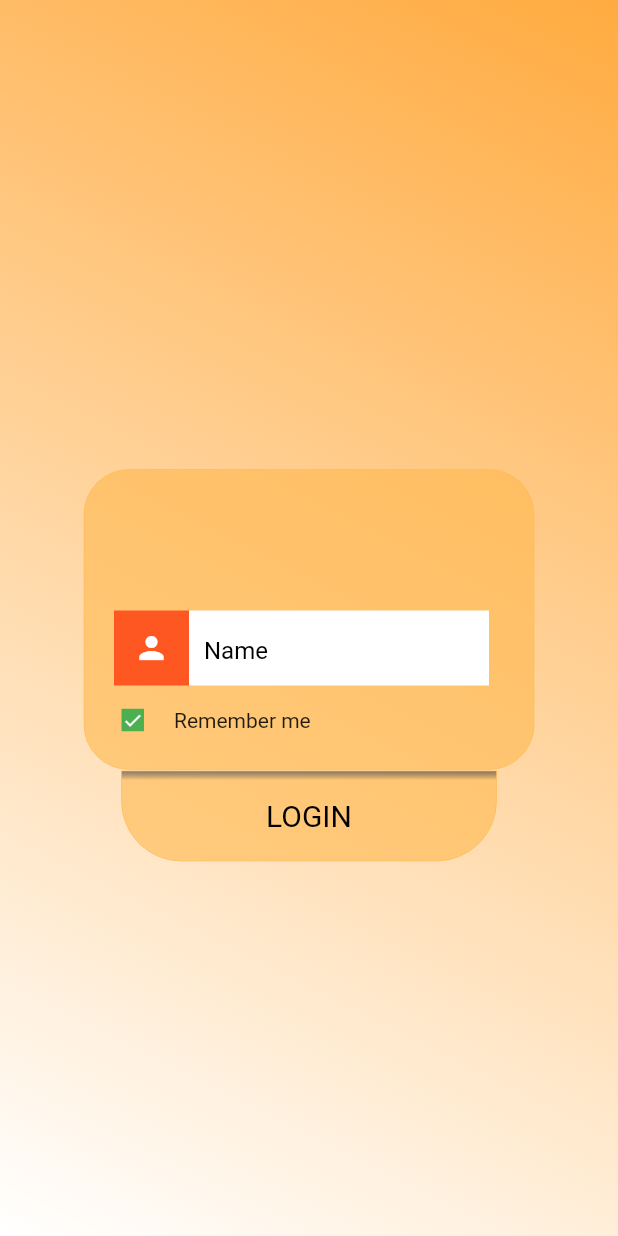
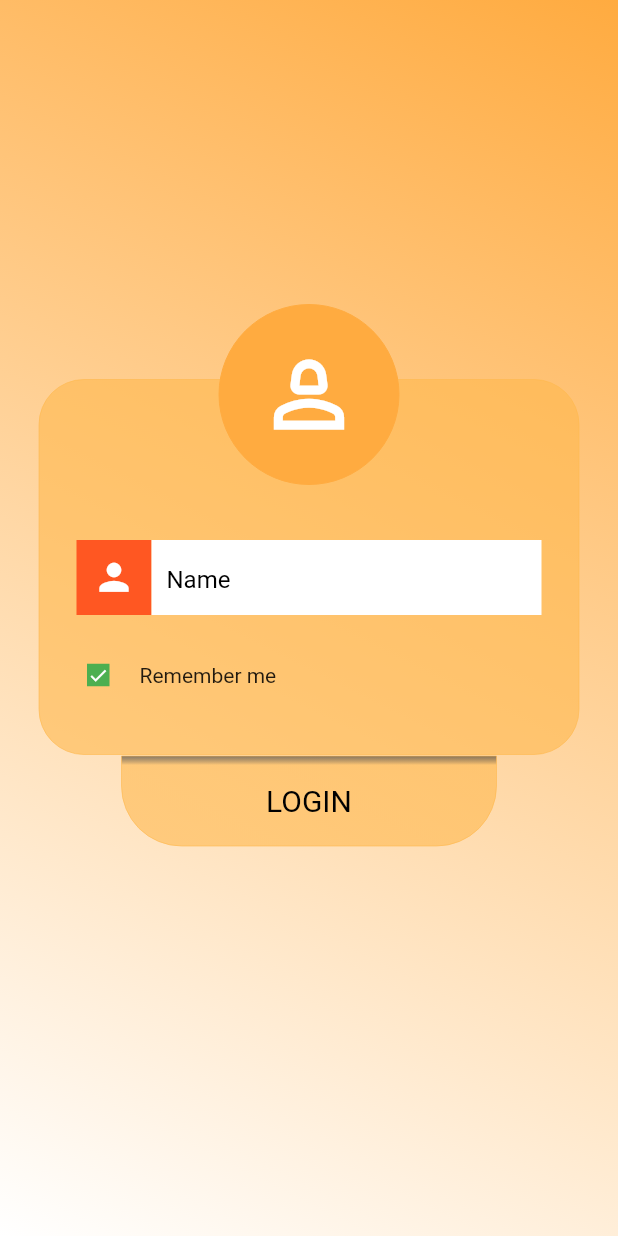
Before and after one commit to vahidah/signalr_client, a Flutter app: the screen it shows after launch, on a phone screen of 412 x 824 dp. Run offline on Flutter 3.47's test engine with Material 2 defaults, Android fonts, the light colour scheme and no system bars; our stand-ins replace connectivity_plus, dartz, dio, emoji_picker_flutter, equatable, firebase_core and 8 more; missing offline and left inert: messaging_signalr, signalr_core; accounts and stored records are empty.

Commit message:
mr ghaforian task2 completed including add data to chat screen and refactor signup page

```diff
--- a/lib/core/constants/ui.dart
+++ b/lib/core/constants/ui.dart
@@ -7,8 +7,9 @@ class ProjectColors{
 
   static const projectBlue = Colors.blue;
   static const fontWhite = Colors.white;
+  static const fontBlackColorType1 = Colors.black;
   static const boldBlackChatTitle = Colors.black87;
-  static const iconBlackColor = Colors.black45;
+  static const fontBlackColorType2 = Colors.black45;
   static const lightBlackHome = Colors.black54;
   static const fontGrayHome = Colors.grey;
   static const ownMessageText = Color(0xffdcf8c6);
@@ -16,8 +17,9 @@ class ProjectColors{
   static const snackBarInfo = Colors.cyan;
   static const backGroundWhiteType1 = Colors.white;
   static const backGroundBlackType1 = Colors.black45;
+  static const backGroundBlackType2 = Colors.black;
+  static const backGroundBlackType3 = Colors.black12;
   static const backGroundGreenType1 = Colors.green;
-  static const textBlackColorsType1 = Colors.black;
   static const backGroundOrangeType1 = Colors.orange;
   static const backGroundOrangeType2 = Colors.orangeAccent;
   static const backGroundOrangeType3 = Colors.deepOrange;
--- a/lib/core/dependency_injection.dart
+++ b/lib/core/dependency_injection.dart
@@ -192,7 +192,7 @@ Future<void> init() async {
 
 
   SignalRMessaging.init(
-      serverAddress: 'http://10.0.2.2:5000/Myhub',
+      serverAddress: 'http://167.235.239.170:5025/Myhub',
       firebaseToken: ConstValues.fireBaseToken,
       onSendMessage: (){
         chatState.setChat = SignalRMessaging().chats.firstWhere((element) => element.chatId == chatState.chatKey.value);
@@ -202,6 +202,7 @@ Future<void> init() async {
         newContactState.getContactInfoCompleted.toggle();
       },
       onReceiveNewMessage: (){
+
         homeState.setState();
         chatState.setState();
       },
@@ -218,7 +219,7 @@ Future<void> init() async {
   );
     //serverAddress: 'http://10.0.2.2:5000/Myhub',
   // 10.0.2.2:5124/ChatHub
-  //167.235.239.170:5025
+  //167.235.239.170:5025/Myhub
 
   debugPrint("in dependency injection 5");
 
--- a/lib/core/util/functions.dart
+++ /dev/null
@@ -1,5 +0,0 @@
-
-String firstTwoChOfName(String inPut){
-
-  return inPut.substring(0,inPut.length > 1 ? 2 : 1);
-}
--- a/lib/screens/add_contact/new_contact_state.dart
+++ b/lib/screens/add_contact/new_contact_state.dart
@@ -13,5 +13,5 @@ class NewContactState with ChangeNotifier {
 
 
 
-  TextEditingController contactId = TextEditingController();
+  TextEditingController contactIdController = TextEditingController();
 }
--- a/lib/screens/add_contact/new_contact_view.dart
+++ b/lib/screens/add_contact/new_contact_view.dart
@@ -40,8 +40,8 @@ class NewContactView extends StatelessWidget {
               margin: const EdgeInsets.symmetric(horizontal: 15, vertical: 15),
               child: TextField(
                   style: const TextStyle(
-                          decoration: TextDecoration.none, color: ProjectColors.textBlackColorsType1, fontWeight: FontWeight.bold),
-                controller: state.contactId,
+                          decoration: TextDecoration.none, color: ProjectColors.fontBlackColorType1, fontWeight: FontWeight.bold),
+                controller: state.contactIdController,
                   decoration: const InputDecoration(
                     hintText: "Enter contact Id",
                   )
--- a/lib/screens/chat/chat_state.dart
+++ b/lib/screens/chat/chat_state.dart
@@ -60,7 +60,7 @@ class ChatState with ChangeNotifier {
 
 
 
-  Chat get selectedChat => _selectedChat!;
+  Chat? get selectedChat => _selectedChat;
 
 
 
--- a/lib/screens/new_chat/new_chat_view.dart
+++ b/lib/screens/new_chat/new_chat_view.dart
@@ -38,7 +38,7 @@ class NewChatView extends StatelessWidget {
                   padding: EdgeInsets.symmetric(horizontal: 15),
                   child: Icon(Icons.group, color: ProjectColors.backGroundOrangeType1, size: ProjectSizes.newChatIcon,),
                 ),
-                Text("New group or join Group",  style: TextStyle(color: ProjectColors.backGroundOrangeType1, fontSize: ProjectSizes.newChatText),),
+                Text("New group or join Group",  style: TextStyle(color: ProjectColors.fontBlackColorType1, fontSize: ProjectSizes.newChatText),),
               ],
             )),
             TextButton(onPressed: () => myController.goToNewContactScreen(), child: Row(
@@ -47,7 +47,7 @@ class NewChatView extends StatelessWidget {
                   padding: EdgeInsets.symmetric(horizontal: 15),
                   child: Icon(Icons.add_reaction, color: ProjectColors.backGroundOrangeType1, size: ProjectSizes.newChatIcon,),
                 ),
-                Text("New contact", style: TextStyle(color: ProjectColors.backGroundOrangeType1, fontSize: ProjectSizes.newChatText),)
+                Text("New contact", style: TextStyle(color: ProjectColors.fontBlackColorType1, fontSize: ProjectSizes.newChatText),)
               ],
             ))
           ],
--- a/lib/screens/sign_up/sign_up_view.dart
+++ b/lib/screens/sign_up/sign_up_view.dart
@@ -26,10 +26,10 @@ class SignUpView extends StatelessWidget {
     debugPrint("in signup view 1");
     return SafeArea(
       child: Scaffold(
+        resizeToAvoidBottomInset: false,
         backgroundColor: Colors.transparent,
         body: state.loading == false
-            ?
-        Stack(alignment: AlignmentDirectional.bottomCenter, children: [
+            ? Stack(alignment: AlignmentDirectional.bottomCenter, children: [
                 Container(
                   decoration: const BoxDecoration(
                       gradient: LinearGradient(
@@ -41,10 +41,12 @@ class SignUpView extends StatelessWidget {
                     end: Alignment.topRight,
                   )),
                 ),
-                Container(
+                GestureDetector(
+                  onTap: () => myController.sendContactName(),
+                  child: Container(
                     height: 60,
                     width: 250,
-                  margin: const EdgeInsets.only(bottom: 250),
+                    margin: const EdgeInsets.only(bottom: 260),
                     decoration: BoxDecoration(
                       gradient: const LinearGradient(
                         stops: [0.9, 1],
@@ -63,12 +65,13 @@ class SignUpView extends StatelessWidget {
                       // color: ProjectColors.backGroundHalfTransparentType1
                     ),
                     child: const Center(
-                      child: Text("LOGIN", style: TextStyle(color: ProjectColors.textBlackColorsType1, fontSize: 20))),
+                        child: Text("LOGIN", style: TextStyle(color: ProjectColors.fontBlackColorType1, fontSize: 20))),
+                  ),
                 ),
                 Container(
-                  height: 200,
-                  width: 300,
-                  margin: const EdgeInsets.only(bottom: 311),
+                  height: 250,
+                  width: 360,
+                  margin: const EdgeInsets.only(bottom: 321),
                   decoration: BoxDecoration(
                     border: Border.all(color: ProjectColors.backGroundHalfTransparentType1, width: 0),
                     borderRadius: const BorderRadius.all(Radius.circular(30)),
@@ -78,7 +81,7 @@ class SignUpView extends StatelessWidget {
                     mainAxisAlignment: MainAxisAlignment.end,
                     children: [
                       Padding(
-                        padding: const EdgeInsets.only(left: 20),
+                        padding: const EdgeInsets.only(left: 25),
                         child: Row(
                           mainAxisAlignment: MainAxisAlignment.start,
                           children: [
@@ -89,34 +92,36 @@ class SignUpView extends StatelessWidget {
                               child: const Center(
                                 child: Icon(
                                   Icons.person,
+                                  size: 29,
                                   color: ProjectColors.fontWhite,
                                 ),
                               ),
                             ),
                             Container(
-                              width: 200,
+                              width: 260,
                               height: 50,
                               color: ProjectColors.backGroundWhiteType1,
                               //const Color.fromRGBO(255, 165, 0, 1),
-                              child: TextField(
-                                decoration: const InputDecoration(
-                                  contentPadding: EdgeInsets.only(left: 10, top: 5),
+                              child: Obx ( () => TextField(
+
+                                decoration: InputDecoration(
+                                  contentPadding: const EdgeInsets.only(left: 10, top: 5),
                                   border: InputBorder.none,
                                   hintText: "Name",
-                                  hintStyle: TextStyle(color: ProjectColors.textBlackColorsType1),
+                                  hintStyle: const TextStyle(color: ProjectColors.fontBlackColorType1),
+                                  errorText: state.validate.value ? null : "Username cant be empty",
                                 ),
                                 controller: state.nameController,
-                              ),
+                              )),
                             )
                           ],
                         ),
                       ),
                       Padding(
-                        padding: const EdgeInsets.only(bottom: 25, top: 15, left: 25),
+                        padding: const EdgeInsets.only(bottom: 45, top: 32, left: 32),
                         child: Row(
                           children: [
-                            Obx(() =>
-                            GestureDetector(
+                            Obx(() => GestureDetector(
                                   child: Container(
                                     width: 15,
                                     height: 15,
@@ -143,12 +148,31 @@ class SignUpView extends StatelessWidget {
                             )
                           ],
                         ),
-                      )
+                      ),
                     ],
                   ),
                 ),
-
-
+                Padding(
+                  padding: const EdgeInsets.only(bottom: 501),
+                  child: Container(
+                    width: 120,
+                    height: 120,
+                    decoration: BoxDecoration(
+                        color: ProjectColors.backGroundOrangeType2,
+                        border: Border.all(width: 0, color: ProjectColors.backGroundOrangeType2),
+                        borderRadius: BorderRadius.circular(60)),
+                    child: state.image == null
+                        ? IconButton(
+                            icon: Icon(
+                              Icons.person_2_outlined,
+                              color: ProjectColors.fontWhite,
+                              size: 70,
+                            ),
+                            onPressed: () => myController.pickImage(ImageSource.gallery),
+                          )
+                        : CircleAvatar(radius: 60, backgroundImage: FileImage(state.image!),),
+                  ),
+                )
               ])
             //         // Center(
             //         //   child: SingleChildScrollView(
--- a/lib/screens/sign_up/widgets/pick_image_button.dart
+++ b/lib/screens/sign_up/widgets/pick_image_button.dart
@@ -20,7 +20,7 @@ class PickImageButton extends StatelessWidget {
       child: ElevatedButton(
         onPressed: onclick,
         style: ButtonStyle(
-            foregroundColor: MaterialStateProperty.all(ProjectColors.textBlackColorsType1),
+            foregroundColor: MaterialStateProperty.all(ProjectColors.fontBlackColorType1),
             backgroundColor: MaterialStateProperty.all(ProjectColors.backGroundOrangeType1)),
         child: Row(
           children: [
--- a/lib/widgets/ProjectTextField.dart
+++ b/lib/widgets/ProjectTextField.dart
@@ -13,7 +13,7 @@ class ProjectTextField extends StatelessWidget {
       required this.controller,
       this.inputBorder,
       this.style = const TextStyle(
-          decoration: TextDecoration.none, color: ProjectColors.textBlackColorsType1, fontWeight: FontWeight.bold)})
+          decoration: TextDecoration.none, color: ProjectColors.fontBlackColorType1, fontWeight: FontWeight.bold)})
       : super(key: key);
 
   final EdgeInsets contentPadding;
```
Also changed, not shown: lib/core/util/Extensions.dart (added, +23 -0 lines), lib/screens/add_contact/new_contact_controller.dart (+9 -2 lines), lib/screens/chat/chat_controller.dart (+55 -11 lines), lib/screens/chat/chat_view.dart (+44 -19 lines), lib/screens/chat/widgets/message.dart (+8 -20 lines), lib/screens/chat/widgets/message_date.dart (added, +28 -0 lines), lib/screens/create_group/create_group_controller.dart (+6 -1 lines), lib/screens/home/home_view.dart (+33 -45 lines), lib/widgets/CustomeCheckBox.dart (deleted). Lines whose indentation alone changed are shown as unchanged.
